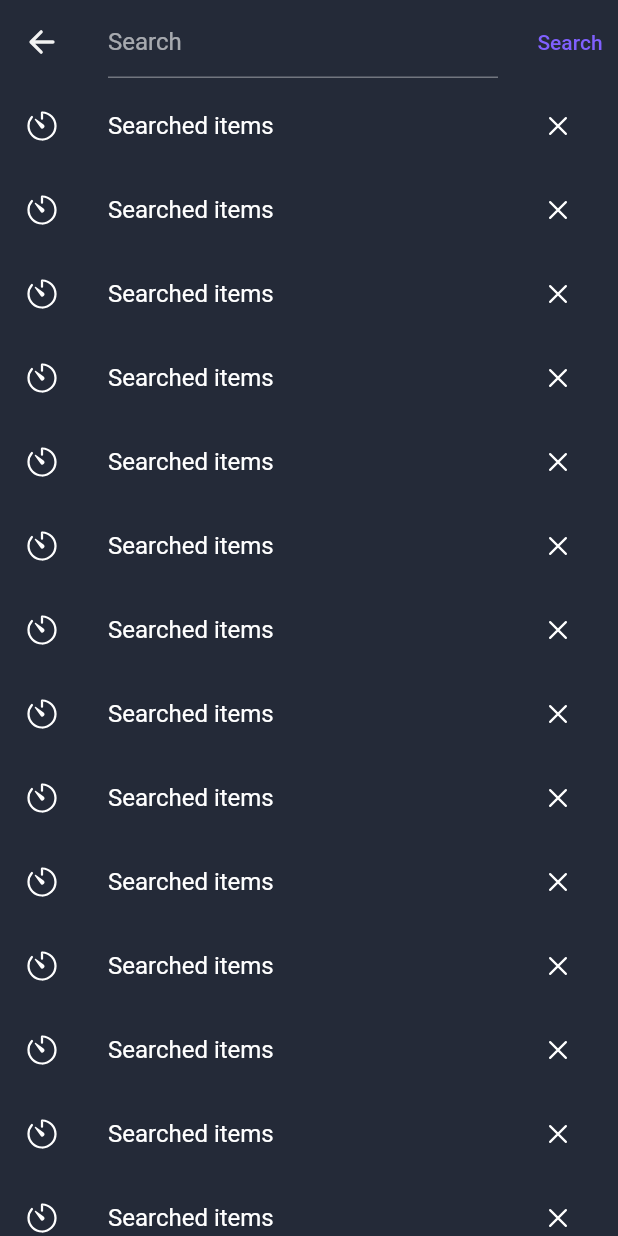
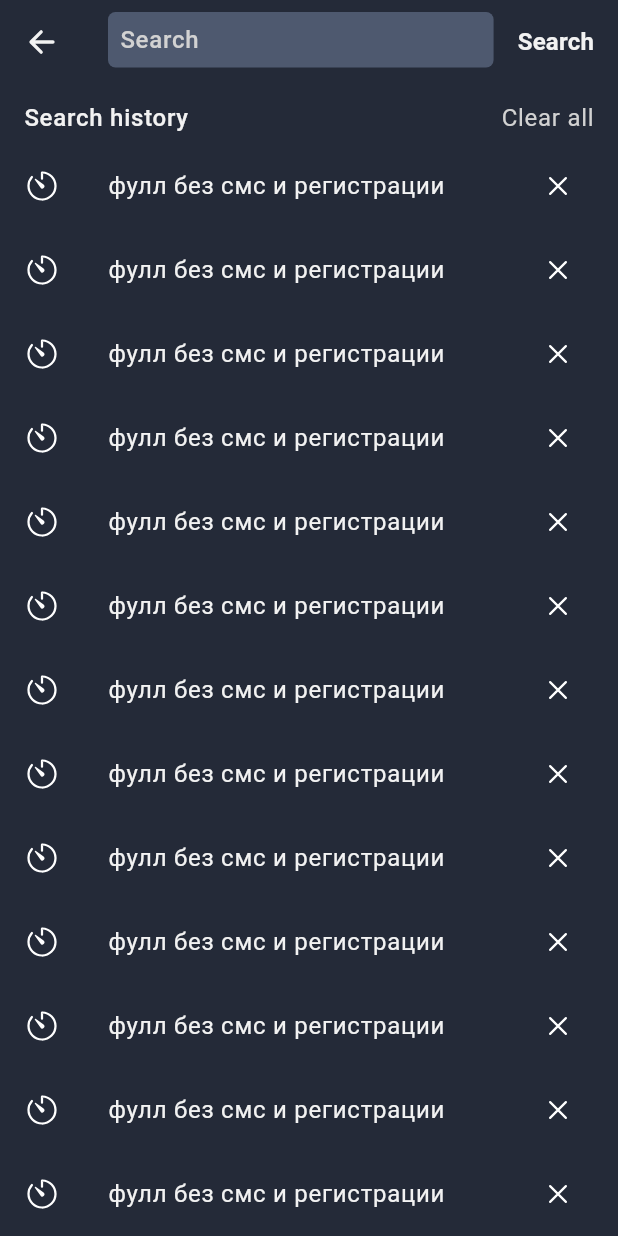
Before and after one commit to ho1yspirt/project_lagann, a Flutter app: the SearchScreen screen opened directly, on a phone screen of 412 x 824 dp. Run offline on Flutter 3.47's test engine with Material 2 defaults, Android fonts, the phone set to English and light mode, and no system bars; our stand-ins replace chewie, ionicons, timeago, video_player, wakelock; missing offline and left inert: auto_orientation; network calls fail.

Commit message:
On branch search_screen added necessary strings 	modified:   lib/generated/intl/messages_en.dart 	modified:   lib/generated/l10n.dart 	modified:   lib/l10n/intl_en.arb initial work with search_screen: * created input app bar * assigned universal theme * added appbar's bottom section with search history and clear all button 	modified:   lib/screens/search_screens/search_screen.dart 	modified:   lib/utils/theme.dart

```diff
--- a/lib/l10n/intl_en.arb
+++ b/lib/l10n/intl_en.arb
@@ -9,7 +9,9 @@
     "action_comments":"Comments",
     "action_likes":"Likes",
     "action_share": "Share",
+    "action_clear_all":"Clear all",
     "action_search":"Search",
+    "search_screen_search_history":"Search history",
     "action_notinterested": "Not interested",
     "setteings_message_dont_recom": "Don’t recommend this user's video",
     "action_report": "Report",
--- a/lib/screens/search_screens/search_screen.dart
+++ b/lib/screens/search_screens/search_screen.dart
@@ -1,5 +1,6 @@
 import 'package:flutter/material.dart';
 import 'package:ionicons/ionicons.dart';
+import 'package:project_lagann/utils/constants.dart';
 import '../../generated/l10n.dart';
 
 class SearchScreen extends StatefulWidget {
@@ -10,16 +11,39 @@ class SearchScreen extends StatefulWidget {
 }
 
 class _SearchScreenState extends State<SearchScreen> {
+  final TextEditingController _textController = TextEditingController();
+
   @override
   Widget build(BuildContext context) {
     return Scaffold(
       appBar: AppBar(
-        title: TextFormField(
-          decoration: InputDecoration(
-            hintText: S.of(context).action_search,
+        title: SizedBox(
+          height: 40,
+          child: TextFormField(
+            controller: _textController,
+            cursorColor: kPrimaryColor,
+            cursorRadius: const Radius.circular(5),
+            decoration: InputDecoration(
+                hintText: S.of(context).action_search,
+                suffixIcon: _textController.text.isNotEmpty
+                    ? GestureDetector(
+                        onTap: () {
+                          _textController.clear();
+                          setState(() {});
+                        },
+                        child: const Icon(
+                          Ionicons.close,
+                          size: kIconSize8,
+                          color: kWhiteColor,
+                        ),
+                      )
+                    : null),
+            onChanged: (text) {
+              setState(() {});
+            },
+            // TODO: implement method of searchcpntroller
+            // onFieldSubmitted: (value) => searchController.(value),
           ),
-          // TODO: implement method of searchcpntroller
-          // onFieldSubmitted: (value) => searchController.(value),
         ),
         leading: IconButton(
           onPressed: () {
@@ -28,12 +52,43 @@ class _SearchScreenState extends State<SearchScreen> {
           icon: const Icon(Ionicons.arrow_back_outline),
         ),
         actions: [
-          TextButton(
-            // TODO: implement method of searchcpntroller
-            onPressed: () {},
-            child: Text(S.of(context).action_search),
+          Padding(
+            padding: const EdgeInsets.only(right: 16),
+            child: Center(
+              child: GestureDetector(
+                // TODO: implement method of searchcpntroller
+                onTap: () {},
+                child: Text(
+                  S.of(context).action_search,
+                  style: kHeadline5.copyWith(color: kWhiteColor),
+                ),
+              ),
+            ),
           ),
         ],
+        bottom: PreferredSize(
+            preferredSize: Size(MediaQuery.of(context).size.width, 40),
+            child: Padding(
+              padding: const EdgeInsets.symmetric(horizontal: 16, vertical: 8),
+              child: Center(
+                child: Row(
+                  mainAxisAlignment: MainAxisAlignment.spaceBetween,
+                  children: [
+                    Text(
+                      S.of(context).search_screen_search_history,
+                      style: kSubtitle1.copyWith(color: kWhiteColor),
+                    ),
+                    GestureDetector(
+                      onTap: () {},
+                      child: Text(
+                        S.of(context).action_clear_all,
+                        style: kBody1TS.copyWith(color: kGreyColor),
+                      ),
+                    ),
+                  ],
+                ),
+              ),
+            )),
       ),
       body:
           // searchController.searchedContent.isEmpty ?
@@ -46,7 +101,12 @@ class _SearchScreenState extends State<SearchScreen> {
             child: ListTile(
               onTap: () {},
               leading: const Icon(Ionicons.timer_outline),
-              title: const Text('Searched items'),
+              title: Text(
+                'фулл без смс и регистрации',
+                style: kBody1TS.copyWith(color: kWhiteColor),
+                maxLines: 2,
+                overflow: TextOverflow.ellipsis,
+              ),
               trailing: IconButton(
                   onPressed: () {}, icon: const Icon(Ionicons.close_outline)),
             ),
--- a/lib/utils/theme.dart
+++ b/lib/utils/theme.dart
@@ -1,7 +1,5 @@
 import 'package:flutter/material.dart';
 import './constants.dart';
-
-// TODO: create project theme (DESIGNERS MUST DIE)
 
 ThemeData kBasicTheme() => ThemeData(
       // colors
@@ -29,7 +27,6 @@ ThemeData kBasicTheme() => ThemeData(
         elevation: 0,
       ),
       // backdrop
-
       // banner
 
       // bottom nvabar
@@ -44,6 +41,7 @@ ThemeData kBasicTheme() => ThemeData(
       // buttons
       // fab
       // card
+
       // chips
       chipTheme: ChipThemeData(
         backgroundColor: kSurfaceColorWithOpacity,
@@ -67,11 +65,19 @@ ThemeData kBasicTheme() => ThemeData(
       // slider
       // snackbar
       // tab
+
       // text field
-      inputDecorationTheme: const InputDecorationTheme(
-        labelStyle: TextStyle(color: kWhiteColor),
-
-        // enabledBorder: InputBorder(borderSide: BorderSide.none),
+      inputDecorationTheme: InputDecorationTheme(
+        isDense: true,
+        contentPadding: const EdgeInsets.fromLTRB(8, 8, 0, 10),
+        labelStyle: kSubtitle1.copyWith(color: kWhiteColor),
+        hintStyle: kSubtitle1.copyWith(color: kGreyColor),
+        border: OutlineInputBorder(
+          borderRadius: BorderRadius.circular(5),
+          borderSide: BorderSide.none,
+        ),
+        filled: true,
+        fillColor: kSurfaceColorWithOpacity,
       ),
       // tooltip
     );
```
Also changed, not shown: lib/generated/intl/messages_en.dart, lib/generated/l10n.dart.
